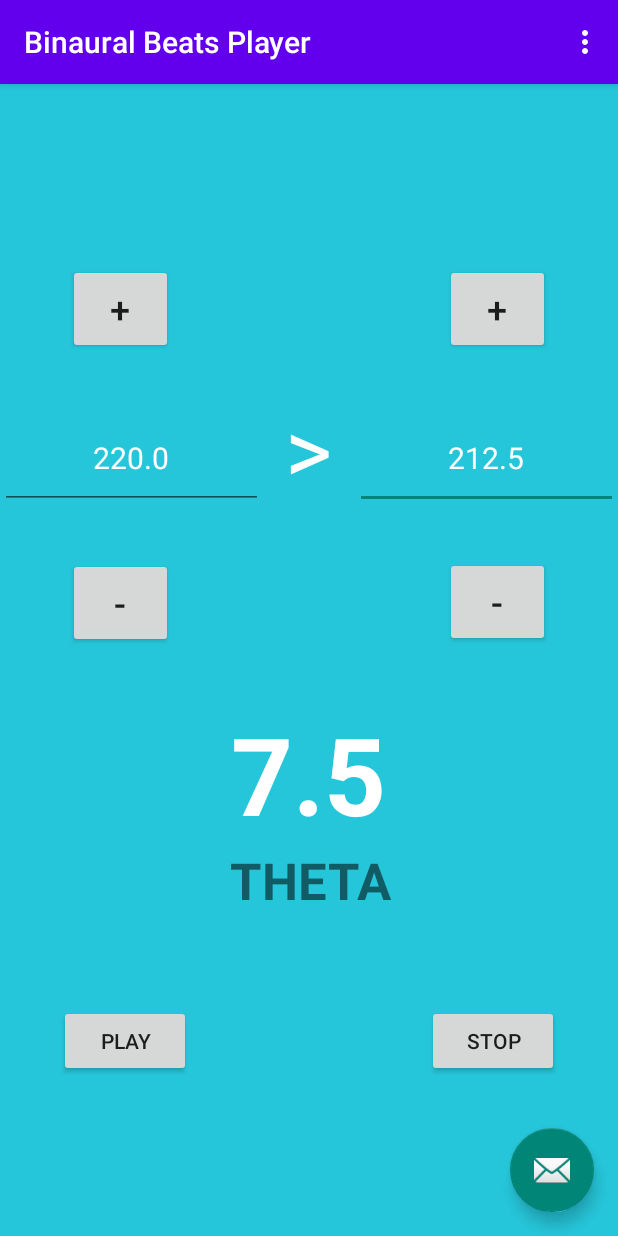
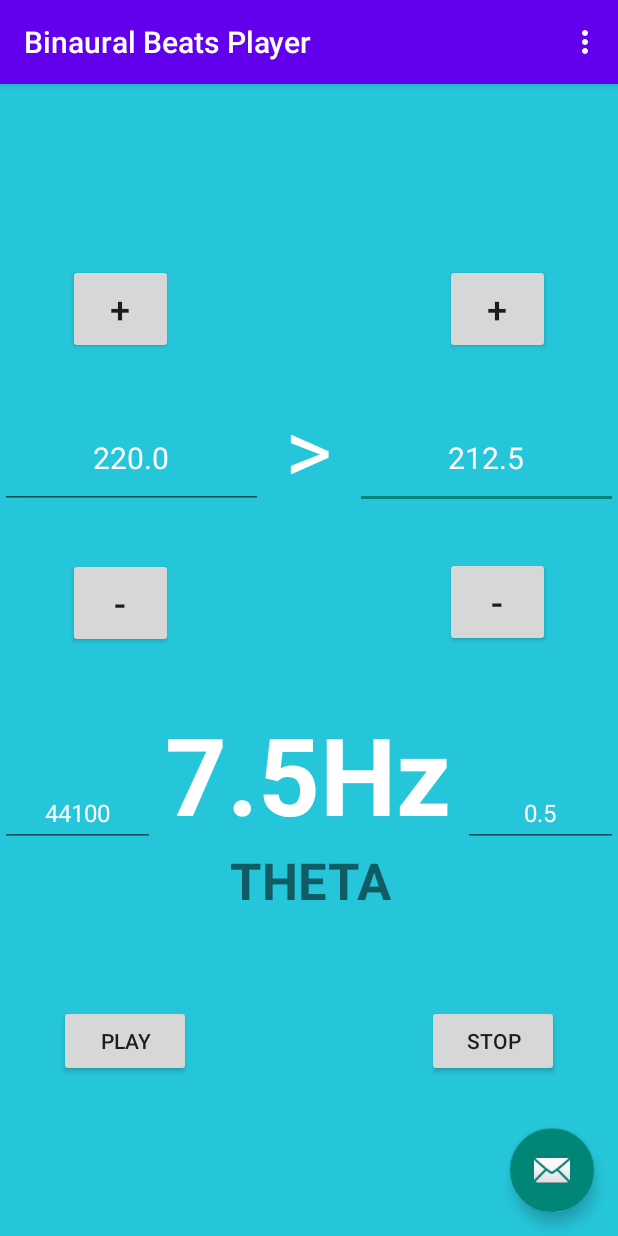
Before and after one commit to Pythoniarz/MyFirstAndroidApp, an Android app: the screen it shows after launch (MainActivity), after a tap on "PLAY", on a phone screen of 412 x 824 dp. Run offline under Robolectric (Android 15) with nearby library versions, the phone set to English and light mode, and no system bars; our stand-ins replace navigation-ui.

```diff
--- a/app/src/main/java/com/example/myfirstapplication/BinauralSoundPlayer.java
+++ b/app/src/main/java/com/example/myfirstapplication/BinauralSoundPlayer.java
@@ -5,8 +5,8 @@ import android.media.AudioAttributes;
 import android.media.AudioFormat;
 import android.media.AudioTrack;
 import android.os.Bundle;
+import android.util.TypedValue;
 import android.view.View;
-import android.widget.TextView;
 
 public class BinauralSoundPlayer extends Activity {
     @Override
@@ -34,7 +34,7 @@ public class BinauralSoundPlayer extends Activity {
         public void run() {
             Thread.currentThread().setPriority(Thread.MIN_PRIORITY);
 
-            /* 8000 bytes per second, 1000 bytes = 125 ms */
+            /* 8000 bytes per second, 1000 bytes = 125 ms */;
 
             // Sine wave
             double[] mSound = new double[2 * samplingRate];
@@ -50,23 +50,31 @@ public class BinauralSoundPlayer extends Activity {
                 mBuffer[i] = (short) (mSound[i] * Short.MAX_VALUE);
             }
 
-            double TmpLeftFreq = leftFreq;
-            double TmpRightFreq = rightFreq;
+            double tmpLeftFreq = leftFreq;
+            double tmpRightFreq = rightFreq;
+            int tmpSamplingRate = samplingRate;
 
             while (!mStop) {
                 // check if need to recalculate buffer
-                if (TmpLeftFreq != leftFreq || TmpRightFreq != rightFreq) {
+                if (tmpSamplingRate != samplingRate) {
+                    mSound = new double[2 * samplingRate];
+                    mBuffer = new short[2 * samplingRate];
+
+                    tmpSamplingRate = samplingRate;
+                }
+
+                if (tmpLeftFreq != leftFreq || tmpRightFreq != rightFreq) {
                     for (int i = 0; i < mSound.length; i++) {
                         // 2 * pi * freq / bitrate
                         if (i % 2 == 0) {
-                            mSound[i] = Math.sin((2.0 * Math.PI * rightFreq / samplingRate * (double) i));
+                            mSound[i] = Math.sin((2.0 * Math.PI * rightFreq / samplingRate * i));
                         } else {
-                            mSound[i] = Math.sin((2.0 * Math.PI * leftFreq / samplingRate * (double) i));
+                            mSound[i] = Math.sin((2.0 * Math.PI * leftFreq / samplingRate * i));
                         }
                         mBuffer[i] = (short) (mSound[i] * Short.MAX_VALUE);
                     }
-                    TmpLeftFreq = leftFreq;
-                    TmpRightFreq = rightFreq;
+                    tmpLeftFreq = leftFreq;
+                    tmpRightFreq = rightFreq;
                 }
                 mAudiotrack.write(mBuffer, 0, mSound.length);
             }
@@ -110,6 +118,17 @@ public class BinauralSoundPlayer extends Activity {
         mStop = true;
         mAudiotrack.stop();
     }
+
+    public void setBitrate(int parseInt) {
+        samplingRate = parseInt;
+    }
+
+//    private int getSamplingRate() {
+//        TypedValue typedValue = new TypedValue();
+//        getResources().getValue(R.integer.sampling_rate, typedValue, true);
+//        int samplingRate = (int) typedValue.getFloat();
+//        return samplingRate;
+//    };
 }
 
 /*    Generate Sine wave of a particular frequency :
--- a/app/src/main/java/com/example/myfirstapplication/SecondFragment.java
+++ b/app/src/main/java/com/example/myfirstapplication/SecondFragment.java
@@ -11,14 +11,13 @@ import androidx.annotation.NonNull;
 import androidx.fragment.app.Fragment;
 import androidx.navigation.fragment.NavHostFragment;
 
-import java.util.Random;
-
 public class SecondFragment extends Fragment {
 
 //    private FragmentSecondBinding binding;
     private BinauralSoundPlayer binauralSoundPlayer;
     EditText leftFreq;
     EditText rightFreq;
+    double freqChange;
 
     @Override
     public View onCreateView(
@@ -31,11 +30,17 @@ public class SecondFragment extends Fragment {
         binauralSoundPlayer = new BinauralSoundPlayer();
         leftFreq = fragmentSecondLayout.findViewById(R.id.left_frequency);
         rightFreq = fragmentSecondLayout.findViewById(R.id.right_frequency);
+        freqChange = 0.5;
         return fragmentSecondLayout;
     }
 
     public void onViewCreated(@NonNull View view, Bundle savedInstanceState) {
         super.onViewCreated(view, savedInstanceState);
+
+        TextView textView = view.getRootView().findViewById(R.id.bitrate);
+        textView.setText(Integer.toString(binauralSoundPlayer.samplingRate));
+        textView = view.getRootView().findViewById(R.id.freq_change);
+        textView.setText(Double.toString(freqChange));
 
         view.findViewById(R.id.button_second).setOnClickListener(new View.OnClickListener() {
             @Override
@@ -45,7 +50,7 @@ public class SecondFragment extends Fragment {
             }
         });
 
-        view.findViewById(R.id.play_button).setOnClickListener(new View.OnClickListener() {
+        view.findViewById(R.id.button_play).setOnClickListener(new View.OnClickListener() {
             @Override
             public void onClick(View view) {
                 binauralSoundPlayer.onPlayClicked(view);
@@ -57,7 +62,7 @@ public class SecondFragment extends Fragment {
             }
         });
 
-        view.findViewById(R.id.stop_button).setOnClickListener(new View.OnClickListener() {
+        view.findViewById(R.id.button_stop).setOnClickListener(new View.OnClickListener() {
             @Override
             public void onClick(View view) {
                 binauralSoundPlayer.onStopClicked(view);
@@ -106,7 +111,7 @@ public class SecondFragment extends Fragment {
         view.findViewById(R.id.left_plus).setOnClickListener(new View.OnClickListener() {
             @Override
             public void onClick(View view) {
-                binauralSoundPlayer.leftFreq += 0.5;
+                binauralSoundPlayer.leftFreq += freqChange;
                 leftFreq.setText(""+binauralSoundPlayer.leftFreq);
                 checkEquality();
                 countDiff();
@@ -117,7 +122,7 @@ public class SecondFragment extends Fragment {
         view.findViewById(R.id.left_minus).setOnClickListener(new View.OnClickListener() {
             @Override
             public void onClick(View view) {
-                binauralSoundPlayer.leftFreq -= 0.5;
+                binauralSoundPlayer.leftFreq -= freqChange;
                 leftFreq.setText(""+binauralSoundPlayer.leftFreq);
                 checkEquality();
                 countDiff();
@@ -128,7 +133,7 @@ public class SecondFragment extends Fragment {
         view.findViewById(R.id.right_plus).setOnClickListener(new View.OnClickListener() {
             @Override
             public void onClick(View view) {
-                binauralSoundPlayer.rightFreq += 0.5;
+                binauralSoundPlayer.rightFreq += freqChange;
                 rightFreq.setText(""+binauralSoundPlayer.rightFreq);
                 checkEquality();
                 countDiff();
@@ -138,11 +143,27 @@ public class SecondFragment extends Fragment {
         });view.findViewById(R.id.right_minus).setOnClickListener(new View.OnClickListener() {
             @Override
             public void onClick(View view) {
-                binauralSoundPlayer.rightFreq -= 0.5;
+                binauralSoundPlayer.rightFreq -= freqChange;
                 rightFreq.setText(""+binauralSoundPlayer.rightFreq);
                 checkEquality();
                 countDiff();
                 specifyWave();
+            }
+        });
+
+        view.findViewById(R.id.bitrate).setOnClickListener(new View.OnClickListener() {
+            @Override
+            public void onClick(View view) {
+                TextView textView = view.getRootView().findViewById(R.id.bitrate);
+                binauralSoundPlayer.setBitrate(Integer.parseInt(textView.getText().toString()));
+            }
+        });
+
+        view.findViewById(R.id.freq_change).setOnClickListener(new View.OnClickListener() {
+            @Override
+            public void onClick(View view) {
+                TextView textView = view.getRootView().findViewById(R.id.freq_change);
+                freqChange = Double.parseDouble(textView.getText().toString());
             }
         });
 
@@ -182,7 +203,7 @@ public class SecondFragment extends Fragment {
 
     private void countDiff() {
         TextView diff = getView().findViewById(R.id.textview_random);
-        diff.setText("" + Math.abs(binauralSoundPlayer.leftFreq - binauralSoundPlayer.rightFreq));
+        diff.setText(Math.abs(binauralSoundPlayer.leftFreq - binauralSoundPlayer.rightFreq) + "Hz");
     }
 
     private void specifyWave() {
@@ -204,4 +225,10 @@ public class SecondFragment extends Fragment {
             wave.setText("too high");
         }
     }
+
+//    private double getFreqChange() {
+//        TypedValue typedValue = new TypedValue();
+//        getResources().getValue(R.dimen.freq_change, typedValue, true);
+//        return typedValue.getFloat();
+//    }
 }
--- a/app/src/main/res/layout/fragment_second.xml
+++ b/app/src/main/res/layout/fragment_second.xml
@@ -50,24 +50,24 @@
         app:layout_constraintVertical_bias="0.557" />
 
     <Button
-        android:id="@+id/play_button"
+        android:id="@+id/button_play"
         android:layout_width="wrap_content"
         android:layout_height="wrap_content"
         android:text="Play"
         app:layout_constraintBottom_toTopOf="@+id/button_second"
-        app:layout_constraintEnd_toStartOf="@+id/stop_button"
+        app:layout_constraintEnd_toStartOf="@+id/button_stop"
         app:layout_constraintStart_toStartOf="parent"
         app:layout_constraintTop_toBottomOf="@+id/textview_random" />
 
     <Button
-        android:id="@+id/stop_button"
+        android:id="@+id/button_stop"
         android:layout_width="wrap_content"
         android:layout_height="wrap_content"
         android:layout_marginStart="117dp"
         android:text="Stop"
         app:layout_constraintBottom_toTopOf="@+id/button_second"
         app:layout_constraintEnd_toEndOf="parent"
-        app:layout_constraintStart_toEndOf="@+id/play_button"
+        app:layout_constraintStart_toEndOf="@+id/button_play"
         app:layout_constraintTop_toBottomOf="@+id/textview_random" />
 
 
@@ -104,6 +104,40 @@
         app:layout_constraintStart_toStartOf="parent"
         app:layout_constraintTop_toBottomOf="@+id/textview_header"
         app:layout_constraintVertical_bias="0.505" />
+
+    <EditText
+        android:id="@+id/bitrate"
+        android:layout_width="103dp"
+        android:layout_height="45dp"
+        android:ems="10"
+        android:hint="bitrate"
+        android:inputType="numberDecimal"
+        android:textAlignment="center"
+        android:textColor="@color/white"
+        android:textSize="16sp"
+        app:layout_constraintBottom_toTopOf="@+id/button_play"
+        app:layout_constraintEnd_toEndOf="parent"
+        app:layout_constraintHorizontal_bias="0.0"
+        app:layout_constraintStart_toStartOf="parent"
+        app:layout_constraintTop_toBottomOf="@+id/left_minus"
+        app:layout_constraintVertical_bias="0.452" />
+
+    <EditText
+        android:id="@+id/freq_change"
+        android:layout_width="103dp"
+        android:layout_height="45dp"
+        android:ems="10"
+        android:hint="change"
+        android:inputType="numberDecimal"
+        android:textAlignment="center"
+        android:textColor="@color/white"
+        android:textSize="16sp"
+        app:layout_constraintBottom_toTopOf="@+id/button_stop"
+        app:layout_constraintEnd_toEndOf="parent"
+        app:layout_constraintHorizontal_bias="1.0"
+        app:layout_constraintStart_toStartOf="parent"
+        app:layout_constraintTop_toBottomOf="@+id/right_minus"
+        app:layout_constraintVertical_bias="0.455" />
 
     <Button
         android:id="@+id/left_plus"
```
